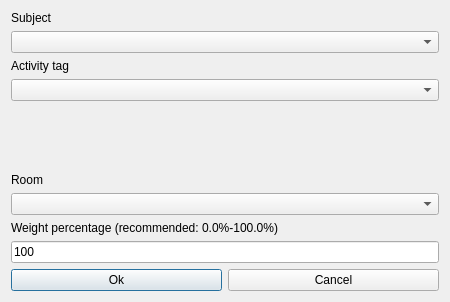
Qt form fet/src/interface/modifyconstraintsubjectactivitytagpreferredroomform_template.ui (vonmecheln/fet) before a commit.
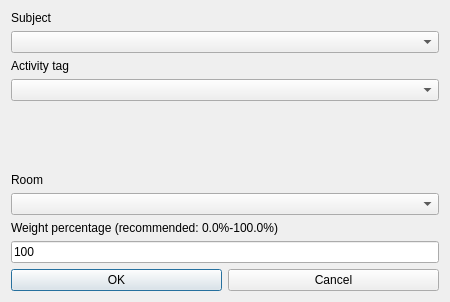
The same form after that commit.

```diff
--- a/fet/src/interface/modifyconstraintsubjectactivitytagpreferredroomform_template.ui
+++ b/fet/src/interface/modifyconstraintsubjectactivitytagpreferredroomform_template.ui
@@ -119,7 +119,7 @@
    <item row="9" column="0">
     <widget class="QPushButton" name="okPushButton">
      <property name="text">
-      <string>Ok</string>
+      <string>OK</string>
      </property>
     </widget>
    </item>
```
